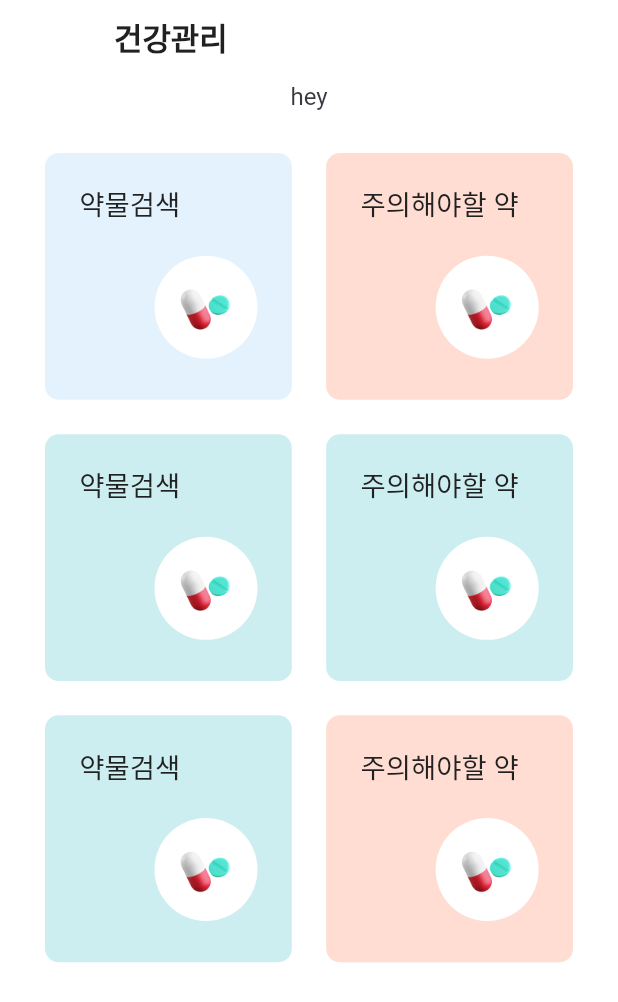
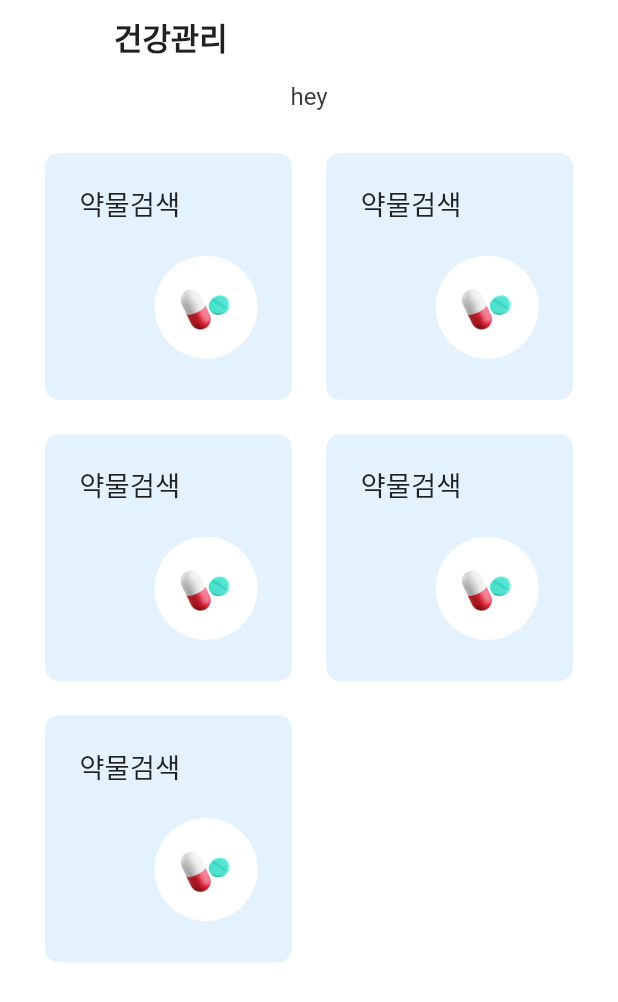
Before and after one commit to ReaflaORG/dr-parkinsons-getx-flutter, a Flutter app: the HealthCareView screen opened by its route, on a phone screen of 412 x 824 dp. Shown: the top 1002 px of the screen. Run offline on Flutter 3.47's test engine with Material 2 defaults, Android fonts, the phone set to English and light mode, and no system bars; our stand-ins replace carousel_slider, firebase_messaging, flutter_dotenv, flutter_local_notifications, flutter_screenutil, fluttertoast and 6 more; accounts and stored records are empty; network calls fail; Roboto replaces fonts that are missing (NotoSansKR, SUIT); project files that could hold a hidden picture were left out.

Commit message:
Feat: Btn Modeling

```diff
--- a/lib/app/modules/healthcare/controller/healthcare__controller.dart
+++ b/lib/app/modules/healthcare/controller/healthcare__controller.dart
@@ -4,10 +4,50 @@ import 'dart:async';
 
 import 'package:get/get.dart';
 
+import '../../../theme/colors.dart';
+import '../models/healthcare_btn_model.dart';
+
 class HealthCareController extends GetxController {
   static HealthCareController get to => Get.find();
 
   // Data ▼ ============================================
+  RxList<HealthCareBtnModel> btns = <HealthCareBtnModel>[
+    HealthCareBtnModel(
+        name: "약물검색",
+        color: ColorPath.PrimaryLightColor,
+        icon: "assets/images/icon/3d/48 pill.png",
+        onClick: () {
+          print("1234");
+        }),
+    HealthCareBtnModel(
+        name: "약물검색",
+        color: ColorPath.PrimaryLightColor,
+        icon: "assets/images/icon/3d/48 pill.png",
+        onClick: () {
+          print("1234");
+        }),
+    HealthCareBtnModel(
+        name: "약물검색",
+        color: ColorPath.PrimaryLightColor,
+        icon: "assets/images/icon/3d/48 pill.png",
+        onClick: () {
+          print("1234");
+        }),
+    HealthCareBtnModel(
+        name: "약물검색",
+        color: ColorPath.PrimaryLightColor,
+        icon: "assets/images/icon/3d/48 pill.png",
+        onClick: () {
+          print("1234");
+        }),
+    HealthCareBtnModel(
+        name: "약물검색",
+        color: ColorPath.PrimaryLightColor,
+        icon: "assets/images/icon/3d/48 pill.png",
+        onClick: () {
+          print("1234");
+        }),
+  ].obs;
 
   // Function ▼ ========================================
 
--- /dev/null
+++ b/lib/app/modules/healthcare/models/healthcare_btn_model.dart
@@ -0,0 +1,14 @@
+import 'package:flutter/material.dart';
+
+class HealthCareBtnModel {
+  HealthCareBtnModel(
+      {required this.name,
+      required this.color,
+      required this.icon,
+      required this.onClick});
+
+  String name;
+  Color color;
+  String icon;
+  Function onClick;
+}
--- a/lib/app/modules/healthcare/view/healthcare_view.dart
+++ b/lib/app/modules/healthcare/view/healthcare_view.dart
@@ -53,53 +53,10 @@ class HealthCareView extends GetView<HealthCareController> {
                             childAspectRatio: 1,
                             mainAxisSpacing: 20.w,
                             crossAxisSpacing: 20.w,
-                            children: [
-                              HealthcareMainbtn(
-                                  name: "약물검색",
-                                  color: ColorPath.PrimaryLightColor,
-                                  icon: 'assets/images/icon/3d/48 pill.png',
-                                  onClick: () {
-                                    print('123');
-                                  }),
-                              HealthcareMainbtn(
-                                  name: "주의해야할 약",
-                                  color: ColorPath.TertiaryLightColor,
-                                  icon: 'assets/images/icon/3d/48 pill.png',
-                                  onClick: () {
-                                    print('121');
-                                    // Get.toNamed(page)
-                                  }),
-                              HealthcareMainbtn(
-                                  name: "약물검색",
-                                  color: ColorPath.SecondaryLightColor,
-                                  icon: 'assets/images/icon/3d/48 pill.png',
-                                  onClick: () {
-                                    print('123');
-                                  }),
-                              HealthcareMainbtn(
-                                  name: "주의해야할 약",
-                                  color: ColorPath.SecondaryLightColor,
-                                  icon: 'assets/images/icon/3d/48 pill.png',
-                                  onClick: () {
-                                    print('121');
-                                    // Get.toNamed(page)
-                                  }),
-                              HealthcareMainbtn(
-                                  name: "약물검색",
-                                  color: ColorPath.SecondaryLightColor,
-                                  icon: 'assets/images/icon/3d/48 pill.png',
-                                  onClick: () {
-                                    print('123');
-                                  }),
-                              HealthcareMainbtn(
-                                  name: "주의해야할 약",
-                                  color: ColorPath.TertiaryLightColor,
-                                  icon: 'assets/images/icon/3d/48 pill.png',
-                                  onClick: () {
-                                    print('121');
-                                    // Get.toNamed(page)
-                                  }),
-                            ]),
+                            children: List.generate(
+                                controller.btns.length,
+                                (index) => HealthcareMainbtn(
+                                    item: controller.btns[index])))
                       ],
                     ),
                   ),
--- a/lib/app/modules/healthcare/widgets/healthcare_mainbtn.dart
+++ b/lib/app/modules/healthcare/widgets/healthcare_mainbtn.dart
@@ -1,3 +1,4 @@
+import 'package:base/app/modules/healthcare/models/healthcare_btn_model.dart';
 import 'package:flutter/material.dart';
 import 'package:flutter_screenutil/flutter_screenutil.dart';
 
@@ -6,25 +7,17 @@ import '../../../theme/texts.dart';
 
 class HealthcareMainbtn extends StatelessWidget {
   // ignore: use_key_in_widget_constructors
-  const HealthcareMainbtn({
-    required this.name,
-    required this.color,
-    required this.icon,
-    required this.onClick,
-  });
-  final String name;
-  final Color color;
-  final String icon;
-  final Function onClick;
+  const HealthcareMainbtn({required this.item});
+  final HealthCareBtnModel item;
   @override
   Widget build(BuildContext context) {
     return InkWell(
-      onTap: () => onClick(),
+      onTap: () => item.onClick(),
       child: Container(
         // width: 140.w,
         // height: 140.w,
         decoration: BoxDecoration(
-          color: color,
+          color: item.color,
           borderRadius: BorderRadius.circular(8.r),
         ),
         padding: EdgeInsets.symmetric(horizontal: 20.w, vertical: 24.w),
@@ -38,7 +31,7 @@ class HealthcareMainbtn extends StatelessWidget {
               width: double.infinity,
               alignment: Alignment.centerLeft,
               child: Text(
-                name,
+                item.name,
                 style: TextPath.TextF16W500.copyWith(
                     color: ColorPath.TextGrey1H212121),
               ),
@@ -50,7 +43,7 @@ class HealthcareMainbtn extends StatelessWidget {
                 height: 60.w,
                 child: CircleAvatar(
                   backgroundColor: ColorPath.BackgroundWhite,
-                  child: Image.asset(width: 44.w, height: 44.w, icon),
+                  child: Image.asset(width: 44.w, height: 44.w, item.icon),
                 ),
               ),
             ),
```
